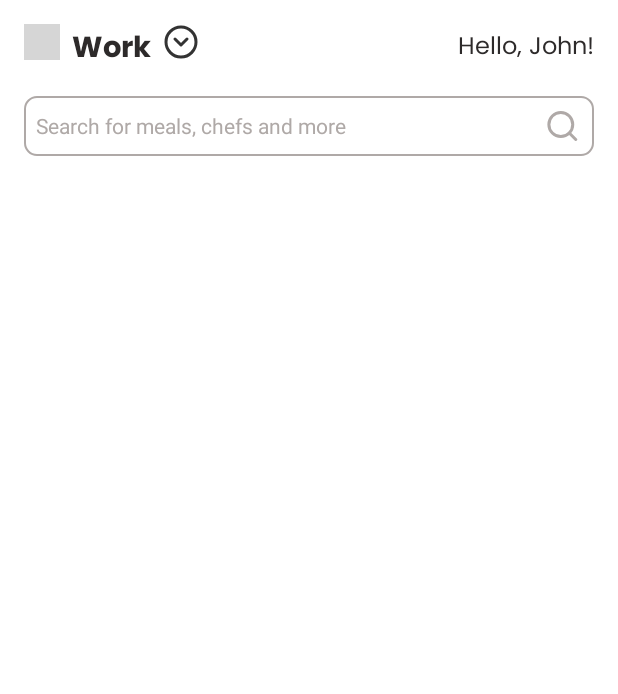
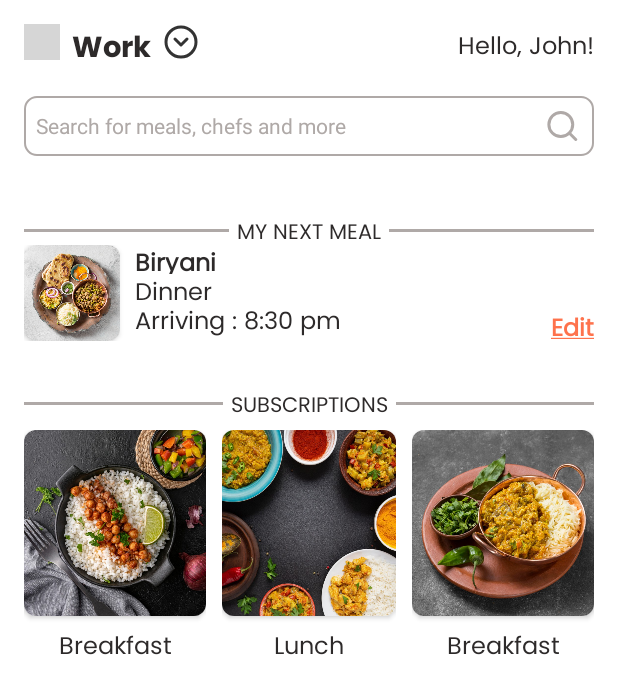
Before and after one commit to Iamshivang/Assginment, an Android app: the fragment HomeFragment shown on its own in the app's theme, on a phone screen of 412 x 824 dp. Shown: the top 694 px of the screen. Run offline under Robolectric (Android 15) with nearby library versions, the light colour scheme and no system bars; grey boxes are pictures that could not be loaded.

Commit message:
Implemented my_next_meal and subscriptions

```diff
--- /dev/null
+++ b/app/src/main/res/drawable/square_image_bg.xml
@@ -0,0 +1,9 @@
+<shape xmlns:android="http://schemas.android.com/apk/res/android"
+    android:shape="rectangle">
+
+
+    <corners
+        android:radius="6dp"
+        />
+
+</shape>
--- a/app/src/main/res/layout/fragment_home.xml
+++ b/app/src/main/res/layout/fragment_home.xml
@@ -27,4 +27,26 @@
         app:layout_constraintTop_toBottomOf="@+id/i_actionbar"
         android:visibility="visible" />
 
+    <include
+        android:id="@+id/i_my_next_meal"
+        layout="@layout/my_next_meal"
+        android:layout_width="match_parent"
+        android:layout_height="wrap_content"
+        app:layout_constraintEnd_toEndOf="parent"
+        app:layout_constraintStart_toStartOf="parent"
+        app:layout_constraintTop_toBottomOf="@+id/rv_filter"
+        android:visibility="visible" />
+
+    <include
+        android:id="@+id/i_subscriptions"
+        layout="@layout/subscriptions"
+        android:layout_width="match_parent"
+        android:layout_height="wrap_content"
+        app:layout_constraintEnd_toEndOf="parent"
+        app:layout_constraintStart_toStartOf="parent"
+        app:layout_constraintTop_toBottomOf="@+id/i_my_next_meal"
+        android:visibility="visible" />
+
+
+
 </androidx.constraintlayout.widget.ConstraintLayout>
--- /dev/null
+++ b/app/src/main/res/layout/my_next_meal.xml
@@ -0,0 +1,139 @@
+<?xml version="1.0" encoding="utf-8"?>
+<androidx.constraintlayout.widget.ConstraintLayout xmlns:android="http://schemas.android.com/apk/res/android"
+    android:layout_width="match_parent"
+    android:layout_height="wrap_content"
+    xmlns:app="http://schemas.android.com/apk/res-auto"
+    android:padding="16dp">
+
+    <androidx.appcompat.widget.LinearLayoutCompat
+        android:id="@+id/cl_my_next_meal"
+        android:layout_width="match_parent"
+        android:layout_height="19dp"
+        android:layout_marginBottom="10dp"
+        android:orientation="horizontal"
+        android:gravity="center_horizontal"
+        app:layout_constraintStart_toStartOf="parent"
+        app:layout_constraintEnd_toEndOf="parent"
+        app:layout_constraintTop_toTopOf="parent">
+
+        <View
+            android:layout_width="match_parent"
+            android:layout_height="2dp"
+            android:id="@+id/line1"
+            android:layout_weight="1"
+            android:layout_gravity="center"
+            android:background="@color/search_bar"/>
+
+        <TextView
+            android:id="@+id/tv_my_next_meal"
+            android:layout_width="wrap_content"
+            android:layout_height="19dp"
+            android:layout_marginEnd="5dp"
+            android:layout_marginStart="5dp"
+            android:gravity="center"
+            android:fontFamily="@font/poppins"
+            android:text="@string/my_next_meal"
+            android:textColor="@color/text_color"
+            android:textSize="14dp"/>
+
+        <View
+            android:layout_width="match_parent"
+            android:layout_height="2dp"
+            android:id="@+id/line2"
+            android:layout_gravity="center"
+            android:layout_weight="1"
+            android:background="@color/search_bar"/>
+
+
+
+    </androidx.appcompat.widget.LinearLayoutCompat>
+
+    <androidx.constraintlayout.widget.ConstraintLayout
+        android:layout_width="match_parent"
+        android:layout_height="wrap_content"
+        app:layout_constraintStart_toStartOf="parent"
+        app:layout_constraintEnd_toEndOf="parent"
+        app:layout_constraintBottom_toBottomOf="parent"
+        app:layout_constraintTop_toBottomOf="@+id/cl_my_next_meal">
+
+        <androidx.cardview.widget.CardView
+            android:id="@+id/ll_image"
+            android:layout_width="64dp"
+            android:layout_height="64dp"
+            app:cardCornerRadius="8dp"
+            app:layout_constraintStart_toStartOf="parent"
+            app:layout_constraintTop_toTopOf="parent"
+            app:layout_constraintBottom_toBottomOf="parent">
+
+            <ImageView
+                android:id="@+id/iv_my_next_meal"
+                android:layout_width="match_parent"
+                android:layout_height="match_parent"
+                android:src="@drawable/food1"
+                android:scaleType="fitXY"
+                android:visibility="visible"/>
+
+        </androidx.cardview.widget.CardView>
+
+        <androidx.appcompat.widget.LinearLayoutCompat
+            android:layout_width="wrap_content"
+            android:layout_height="64dp"
+            android:layout_marginStart="10dp"
+            android:orientation="vertical"
+            android:gravity="start"
+            app:layout_constraintTop_toTopOf="parent"
+            app:layout_constraintStart_toEndOf="@id/ll_image"
+            app:layout_constraintBottom_toBottomOf="parent">
+
+            <TextView
+                android:id="@+id/tv_my_next_meal_name"
+                android:layout_width="wrap_content"
+                android:layout_height="19dp"
+                android:layout_marginEnd="5dp"
+                android:gravity="center|start"
+                android:fontFamily="@font/poppins"
+                android:text="@string/biryani"
+                android:textStyle="bold"
+                android:textColor="@color/text_color"
+                android:textSize="16dp" />
+
+            <TextView
+                android:id="@+id/tv_my_next_meal_type"
+                android:layout_width="wrap_content"
+                android:layout_height="19dp"
+                android:layout_marginEnd="5dp"
+                android:gravity="center|start"
+                android:fontFamily="@font/poppins"
+                android:text="@string/dinner"
+                android:textColor="@color/text_color"
+                android:textSize="16dp" />
+
+            <TextView
+                android:id="@+id/tv_my_next_meal_arriving"
+                android:layout_width="wrap_content"
+                android:layout_height="wrap_content"
+                android:gravity="center|start"
+                android:fontFamily="@font/poppins"
+                android:text="@string/arriving_8_30_pm"
+                android:textColor="@color/text_color"
+                android:textSize="16dp" />
+
+        </androidx.appcompat.widget.LinearLayoutCompat>
+
+        <TextView
+            android:id="@+id/tv_my_next_meal_edit"
+            android:layout_width="wrap_content"
+            android:layout_height="19dp"
+            android:layout_marginBottom="1dp"
+            android:gravity="center|start"
+            android:fontFamily="@font/poppins"
+            android:text="@string/edit"
+            android:textStyle="bold"
+            android:textColor="@color/primary"
+            android:textSize="16dp"
+            app:layout_constraintEnd_toEndOf="parent"
+            app:layout_constraintBottom_toBottomOf="parent"/>
+
+    </androidx.constraintlayout.widget.ConstraintLayout>
+
+</androidx.constraintlayout.widget.ConstraintLayout>
--- /dev/null
+++ b/app/src/main/res/layout/popular_meals.xml
@@ -0,0 +1,75 @@
+<?xml version="1.0" encoding="utf-8"?>
+<androidx.constraintlayout.widget.ConstraintLayout xmlns:android="http://schemas.android.com/apk/res/android"
+    android:layout_width="match_parent"
+    android:layout_height="wrap_content"
+    xmlns:app="http://schemas.android.com/apk/res-auto"
+    android:paddingTop="16dp"
+    android:paddingBottom="16dp"
+    android:paddingStart="16dp">
+
+    <androidx.appcompat.widget.LinearLayoutCompat
+        android:id="@+id/cl_popular_meals"
+        android:layout_width="match_parent"
+        android:layout_height="19dp"
+        android:layout_marginBottom="4dp"
+        android:paddingEnd="16dp"
+        android:orientation="horizontal"
+        android:gravity="center_horizontal"
+        app:layout_constraintStart_toStartOf="parent"
+        app:layout_constraintEnd_toEndOf="parent"
+        app:layout_constraintTop_toTopOf="parent">
+
+        <View
+            android:layout_width="match_parent"
+            android:layout_height="2dp"
+            android:id="@+id/line1"
+            android:layout_weight="1"
+            android:layout_gravity="center"
+            android:background="@color/search_bar"/>
+
+        <TextView
+            android:id="@+id/tv_popular_meals"
+            android:layout_width="wrap_content"
+            android:layout_height="19dp"
+            android:layout_marginEnd="5dp"
+            android:layout_marginStart="5dp"
+            android:gravity="center"
+            android:fontFamily="@font/poppins"
+            android:text="@string/popular_meals"
+            android:textColor="@color/text_color"
+            android:textSize="14dp"/>
+
+        <View
+            android:layout_width="match_parent"
+            android:layout_height="2dp"
+            android:id="@+id/line2"
+            android:layout_gravity="center"
+            android:layout_weight="1"
+            android:background="@color/search_bar"/>
+
+
+
+    </androidx.appcompat.widget.LinearLayoutCompat>
+
+
+    <androidx.recyclerview.widget.RecyclerView
+        android:id="@+id/rv_popular_meals"
+        android:layout_width="match_parent"
+        android:layout_height="wrap_content"
+        xmlns:tools="http://schemas.android.com/tools"
+        android:clipToPadding="false"
+        android:nestedScrollingEnabled="false"
+        android:paddingStart="1dp"
+        android:paddingTop="8dp"
+        android:paddingBottom="8dp"
+        tools:listitem="@layout/filters_item"
+        android:orientation="horizontal"
+        android:visibility="visible"
+        tools:visibility="visible"
+        app:layoutManager="androidx.recyclerview.widget.LinearLayoutManager"
+        app:layout_constraintTop_toBottomOf="@+id/cl_popular_meals"
+        app:layout_constraintStart_toStartOf="parent"
+        app:layout_constraintEnd_toEndOf="parent"
+        app:layout_constraintBottom_toBottomOf="parent"/>
+
+</androidx.constraintlayout.widget.ConstraintLayout>
--- /dev/null
+++ b/app/src/main/res/layout/popular_meals_item.xml
@@ -0,0 +1,36 @@
+<?xml version="1.0" encoding="utf-8"?>
+<androidx.constraintlayout.widget.ConstraintLayout xmlns:android="http://schemas.android.com/apk/res/android"
+    android:layout_width="wrap_content"
+    android:layout_height="wrap_content"
+    android:layout_marginEnd="4dp"
+    android:elevation="5dp"
+    xmlns:app="http://schemas.android.com/apk/res-auto">
+
+    <TextView
+        android:id="@+id/tv_filter"
+        android:layout_width="wrap_content"
+        android:layout_height="23dp"
+        android:layout_marginStart="8dp"
+        android:layout_marginEnd="8dp"
+        android:gravity="center"
+        android:fontFamily="@font/poppins"
+        android:text="Sort By"
+        android:textColor="@color/text_color"
+        android:textSize="14dp"
+        app:layout_constraintBottom_toBottomOf="parent"
+        app:layout_constraintStart_toStartOf="parent"
+        app:layout_constraintTop_toTopOf="parent" />
+
+    <ImageView
+        android:id="@+id/iv_down_arro"
+        android:layout_width="16dp"
+        android:layout_height="16dp"
+        android:src="@drawable/arrow_icon"
+        android:visibility="visible"
+        android:layout_marginEnd="8dp"
+        app:layout_constraintStart_toEndOf="@+id/tv_filter"
+        app:layout_constraintBottom_toBottomOf="parent"
+        app:layout_constraintEnd_toEndOf="parent"
+        app:layout_constraintTop_toTopOf="parent"/>
+
+</androidx.constraintlayout.widget.ConstraintLayout>
--- /dev/null
+++ b/app/src/main/res/layout/subscriptions.xml
@@ -0,0 +1,190 @@
+<?xml version="1.0" encoding="utf-8"?>
+<androidx.constraintlayout.widget.ConstraintLayout xmlns:android="http://schemas.android.com/apk/res/android"
+    android:layout_width="match_parent"
+    android:layout_height="wrap_content"
+    xmlns:app="http://schemas.android.com/apk/res-auto"
+    android:padding="16dp">
+
+    <androidx.appcompat.widget.LinearLayoutCompat
+        android:id="@+id/cl_subscriptions"
+        android:layout_width="match_parent"
+        android:layout_height="19dp"
+        android:layout_marginBottom="4dp"
+        android:orientation="horizontal"
+        android:gravity="center_horizontal"
+        app:layout_constraintStart_toStartOf="parent"
+        app:layout_constraintEnd_toEndOf="parent"
+        app:layout_constraintTop_toTopOf="parent">
+
+        <View
+            android:layout_width="match_parent"
+            android:layout_height="2dp"
+            android:id="@+id/line1"
+            android:layout_weight="1"
+            android:layout_gravity="center"
+            android:background="@color/search_bar"/>
+
+        <TextView
+            android:id="@+id/tv_subscriptions"
+            android:layout_width="wrap_content"
+            android:layout_height="19dp"
+            android:layout_marginEnd="5dp"
+            android:layout_marginStart="5dp"
+            android:gravity="center"
+            android:fontFamily="@font/poppins"
+            android:text="@string/subscriptions"
+            android:textColor="@color/text_color"
+            android:textSize="14dp"/>
+
+        <View
+            android:layout_width="match_parent"
+            android:layout_height="2dp"
+            android:id="@+id/line2"
+            android:layout_gravity="center"
+            android:layout_weight="1"
+            android:background="@color/search_bar"/>
+
+
+
+    </androidx.appcompat.widget.LinearLayoutCompat>
+
+
+
+        <androidx.appcompat.widget.LinearLayoutCompat
+            android:layout_width="wrap_content"
+            android:layout_height="wrap_content"
+            android:paddingTop="8dp"
+            android:paddingBottom="8dp"
+            android:orientation="horizontal"
+            android:gravity="top"
+            app:layout_constraintTop_toBottomOf="@+id/cl_subscriptions"
+            app:layout_constraintStart_toStartOf="parent"
+            app:layout_constraintEnd_toEndOf="parent"
+            app:layout_constraintBottom_toBottomOf="parent">
+
+            <androidx.appcompat.widget.LinearLayoutCompat
+                android:layout_width="0dp"
+                android:layout_height="wrap_content"
+                android:layout_weight="1"
+                android:layout_marginEnd="5dp"
+                android:orientation="vertical">
+
+                <androidx.cardview.widget.CardView
+                    android:id="@+id/ll_subs_breakfast"
+                    android:layout_width="match_parent"
+                    android:layout_height="124dp"
+                    app:cardCornerRadius="8dp"
+                    android:layout_marginBottom="8dp"
+                    app:layout_constraintStart_toStartOf="parent"
+                    app:layout_constraintTop_toTopOf="parent"
+                    app:layout_constraintBottom_toBottomOf="parent">
+
+                    <ImageView
+                        android:id="@+id/iv_subs_breakfast"
+                        android:layout_width="match_parent"
+                        android:layout_height="match_parent"
+                        android:src="@drawable/food4"
+                        android:scaleType="fitXY"
+                        android:visibility="visible"/>
+
+                </androidx.cardview.widget.CardView>
+
+                <TextView
+                    android:id="@+id/tv_subs_breakfast"
+                    android:layout_width="match_parent"
+                    android:layout_height="19dp"
+                    android:gravity="center"
+                    android:fontFamily="@font/poppins"
+                    android:text="@string/breakfast"
+                    android:textColor="@color/text_color"
+                    android:textSize="16dp" />
+
+
+            </androidx.appcompat.widget.LinearLayoutCompat>
+
+            <androidx.appcompat.widget.LinearLayoutCompat
+                android:layout_width="0dp"
+                android:layout_height="wrap_content"
+                android:layout_weight="1"
+                android:layout_marginStart="5dp"
+                android:layout_marginEnd="5dp"
+                android:orientation="vertical">
+
+                <androidx.cardview.widget.CardView
+                    android:id="@+id/ll_subs_lunch"
+                    android:layout_width="match_parent"
+                    android:layout_height="124dp"
+                    app:cardCornerRadius="8dp"
+                    android:layout_marginBottom="8dp"
+                    app:layout_constraintStart_toStartOf="parent"
+                    app:layout_constraintTop_toTopOf="parent"
+                    app:layout_constraintBottom_toBottomOf="parent">
+
+                    <ImageView
+                        android:id="@+id/iv_subs_lunch"
+                        android:layout_width="match_parent"
+                        android:layout_height="match_parent"
+                        android:src="@drawable/food2"
+                        android:scaleType="fitXY"
+                        android:visibility="visible"/>
+
+                </androidx.cardview.widget.CardView>
+
+                <TextView
+                    android:id="@+id/tv_subs_lunch"
+                    android:layout_width="match_parent"
+                    android:layout_height="19dp"
+                    android:gravity="center"
+                    android:fontFamily="@font/poppins"
+                    android:text="@string/lunch"
+                    android:textColor="@color/text_color"
+                    android:textSize="16dp" />
+
+
+            </androidx.appcompat.widget.LinearLayoutCompat>
+
+            <androidx.appcompat.widget.LinearLayoutCompat
+                android:layout_width="0dp"
+                android:layout_height="wrap_content"
+                android:layout_weight="1"
+                android:layout_marginStart="5dp"
+                android:orientation="vertical">
+
+                <androidx.cardview.widget.CardView
+                    android:id="@+id/ll_subs_dinner"
+                    android:layout_width="match_parent"
+                    android:layout_height="124dp"
+                    app:cardCornerRadius="8dp"
+                    android:layout_marginBottom="8dp"
+                    app:layout_constraintStart_toStartOf="parent"
+                    app:layout_constraintTop_toTopOf="parent"
+                    app:layout_constraintBottom_toBottomOf="parent">
+
+                    <ImageView
+                        android:id="@+id/iv_subs_dinner"
+                        android:layout_width="match_parent"
+                        android:layout_height="match_parent"
+                        android:src="@drawable/food3"
+                        android:scaleType="fitXY"
+                        android:visibility="visible"/>
+
+                </androidx.cardview.widget.CardView>
+
+                <TextView
+                    android:id="@+id/tv_subs_dinner"
+                    android:layout_width="match_parent"
+                    android:layout_height="19dp"
+                    android:gravity="center"
+                    android:fontFamily="@font/poppins"
+                    android:text="@string/breakfast"
+                    android:textColor="@color/text_color"
+                    android:textSize="16dp" />
+
+
+            </androidx.appcompat.widget.LinearLayoutCompat>
+
+
+
+        </androidx.appcompat.widget.LinearLayoutCompat>
+
+</androidx.constraintlayout.widget.ConstraintLayout>
--- a/app/src/main/res/values/strings.xml
+++ b/app/src/main/res/values/strings.xml
@@ -9,4 +9,13 @@
     <string name="search_for_meals_chefs_and_more">Search for meals, chefs and more</string>
     <string name="hello_john">Hello, John!</string>
     <string name="work">Work</string>
+    <string name="biryani">Biryani</string>
+    <string name="dinner">Dinner</string>
+    <string name="arriving_8_30_pm">Arriving : 8:30 pm</string>
+    <string name="edit"><u>Edit</u></string>
+    <string name="my_next_meal">MY NEXT MEAL</string>
+    <string name="subscriptions">SUBSCRIPTIONS</string>
+    <string name="breakfast">Breakfast</string>
+    <string name="lunch">Lunch</string>
+    <string name="popular_meals">POPULAR MEALS</string>
 </resources>
```
Also changed, not shown: app/src/main/res/drawable/food1.jpg (added), app/src/main/res/drawable/food2.jpg (added), app/src/main/res/drawable/food3.jpg (added), app/src/main/res/drawable/food4.jpg (added), app/src/main/res/drawable/food5.jpg (added).
